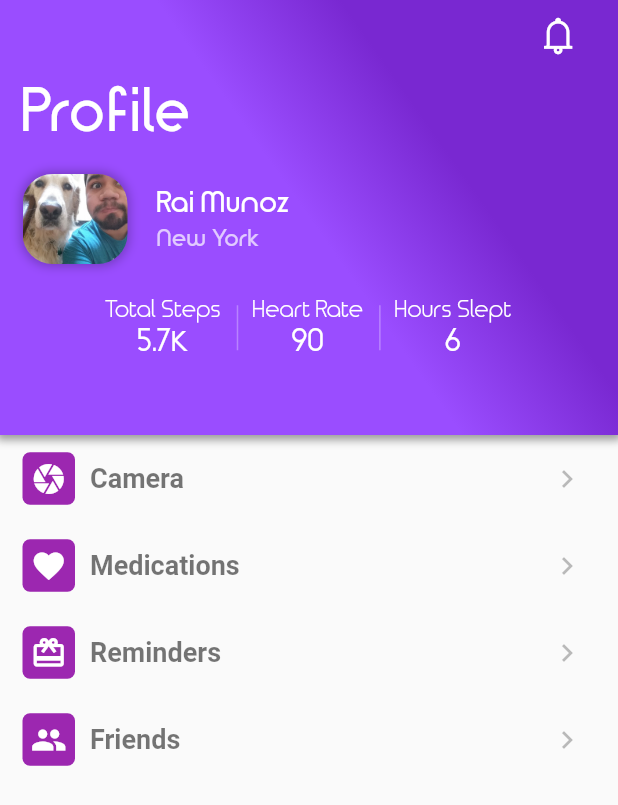
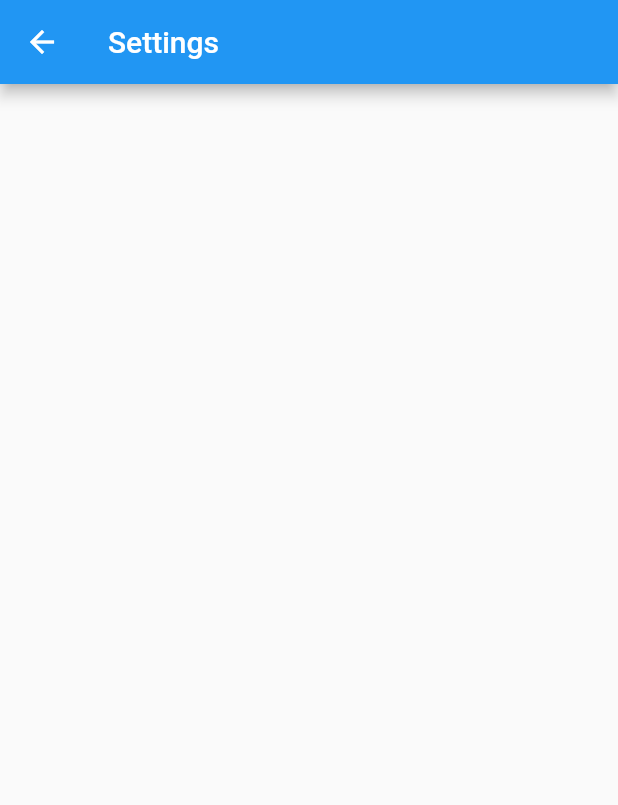
Before and after one commit to RaiMunoz/Cancer_patient_symptom_app, a Flutter app: the screen it shows after launch, after a tap on the "person" icon, on a phone screen of 412 x 824 dp. Shown: the top 805 px of the screen. Run offline on Flutter 3.47's test engine with Material 2 defaults, Android fonts, the phone set to English and light mode, and no system bars; our stand-ins replace font_awesome_flutter, image_picker; missing offline and left inert: flutter_circular_chart.

Commit message:
middle of changing profile. Created theme colors

```diff
--- a/vita/lib/HomePage.dart
+++ b/vita/lib/HomePage.dart
@@ -1,7 +1,7 @@
 import 'package:flutter/material.dart';
 import 'package:image_picker/image_picker.dart';
 import 'package:path_provider/path_provider.dart';
-
+import '../assets/theme/theme.dart';
 import 'dart:io';
 import 'dart:async';
 
@@ -35,6 +35,7 @@ class _HomePageState extends State<HomePage> {
     return Scaffold(
       appBar: AppBar(
         centerTitle:true,
+        backgroundColor: ThemeColors.lightGreen,
         title: Text('Vita'),
         actions: <Widget>[
           IconButton(
@@ -48,26 +49,27 @@ class _HomePageState extends State<HomePage> {
       bottomNavigationBar: BottomNavigationBar(
         onTap: onTabTapped,
         currentIndex: _currentIndex,
+
         items: [
           BottomNavigationBarItem(
             icon: new Icon(Icons.home),
             title: new Text('Home'),
-            backgroundColor: Colors.blue,
+            backgroundColor: ThemeColors.lightGreen,
           ),
           BottomNavigationBarItem(
             icon: new Icon(Icons.add_circle_outline),
             title: new Text('Add'),
-            backgroundColor: Colors.blue,
+            backgroundColor: ThemeColors.lightGreen,
           ),
           BottomNavigationBarItem(
             icon: new Icon(Icons.insert_chart),
             title: new Text('Analytics'),
-            backgroundColor: Colors.blue,
+            backgroundColor: ThemeColors.lightGreen,
           ),
           BottomNavigationBarItem(
             icon: new Icon(Icons.message),
             title: new Text('Message'),
-            backgroundColor: Colors.blue,
+            backgroundColor: ThemeColors.lightGreen,
           )
         ],
       ),
--- a/vita/lib/pages/profile/account.dart
+++ b/vita/lib/pages/profile/account.dart
@@ -4,49 +4,31 @@ import 'package:vita/pages/profile/profile_info.dart';
 import 'package:vita/pages/profile/profile_colors.dart';
 import 'package:vita/pages/profile/profile_icons.dart';
 import 'package:vita/pages/profile/profile_header.dart';
-import 'package:vita/pages/profile/quick_actions.dart';
 import 'package:vita/pages/profile/menu.dart';
 
 // Inspired from https://github.com/tomialagbe/flutter_ui_challenges
 class _account extends State<account> {
   @override
   Widget build(BuildContext context) {
-    final iconColor = new Color(0xFF00BCD4);//0xFFCCCCCC);
-    final navigationItems = <BottomNavigationBarItem>[
-      new BottomNavigationBarItem(
-          icon: new Icon(LineAwesomeIcons.home, color: iconColor),
-          title: new Text("")),
-      new BottomNavigationBarItem(
-          icon: new Icon(LineAwesomeIcons.bookmark, color: iconColor,),
-          title: new Text("")),
-      new BottomNavigationBarItem(
-          icon: new Icon(LineAwesomeIcons.thumbsUp, color: iconColor,),
-          title: new Text("")),
-      new BottomNavigationBarItem(
-          icon: new Icon(
-            LineAwesomeIcons.user, color: ProfileColors.primaryColor,),
-          title: new Text(""))
-    ];
 
     final profile = getProfile();
 
     return new Scaffold(
+      appBar: AppBar(
+        leading: new IconButton(
+          icon: new Icon(Icons.arrow_back, color: Colors.white),
+          onPressed: () => Navigator.pop(context),
+        ),
+        //centerTitle:true,
+        title: Text('Settings'),
+      ),
       body: new ListView(
         padding: const EdgeInsets.all(0.0),
-        children: <Widget>[
-          new ProfileHeader(profile),
-         // new QuickActions(),
-          new menu(),
-        ],
+        //children: <Widget>[
+        //  new ProfileHeader(profile),
+        //  new menu(),
+        //],
       ),
-      //bottomNavigationBar: new BottomNavigationBar(
-       // currentIndex: 0,
-       // items: navigationItems,
-       // onTap: (index) {},
-       // fixedColor: ProfileColors.primaryColor,
-      //  iconSize: 25.0,
-      //  type: BottomNavigationBarType.fixed,
-      //),
     );
   }
 
--- a/vita/lib/pages/profile/profile_header.dart
+++ b/vita/lib/pages/profile/profile_header.dart
@@ -8,7 +8,7 @@ import 'dart:math';
 
 class ProfileHeader extends StatelessWidget {
 
-  final Profile profile;
+  Profile profile;
 
   ProfileHeader(this.profile);
 
--- a/vita/lib/pages/profile/profile_info.dart
+++ b/vita/lib/pages/profile/profile_info.dart
@@ -35,6 +35,7 @@ class Profile {
   }
 }
 
+//TODO: Should be replaced with database stuff once it is connected
 Profile getProfile() {
   return new Profile()
     ..firstName = "Rai"
--- a/vita/pubspec.yaml
+++ b/vita/pubspec.yaml
@@ -21,7 +21,7 @@ dependencies:
   # The following adds the Cupertino Icons font to your application.
   # Use with the CupertinoIcons class for iOS style icons.
   cupertino_icons: ^0.1.2
-  http: ^0.12.0
+  # http: ^0.12.0
 
 dev_dependencies:
   flutter_test:
```
Also changed, not shown: vita/assets/theme/theme.dart (added, +15 -0 lines), vita/lib/main.dart (+5 -2 lines), vita/lib/pages/profile/quick_actions.dart (deleted, +0 -140 lines).
